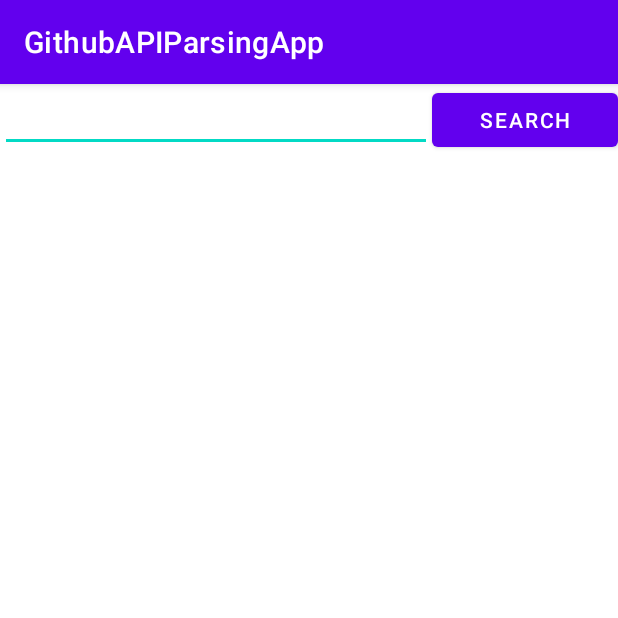
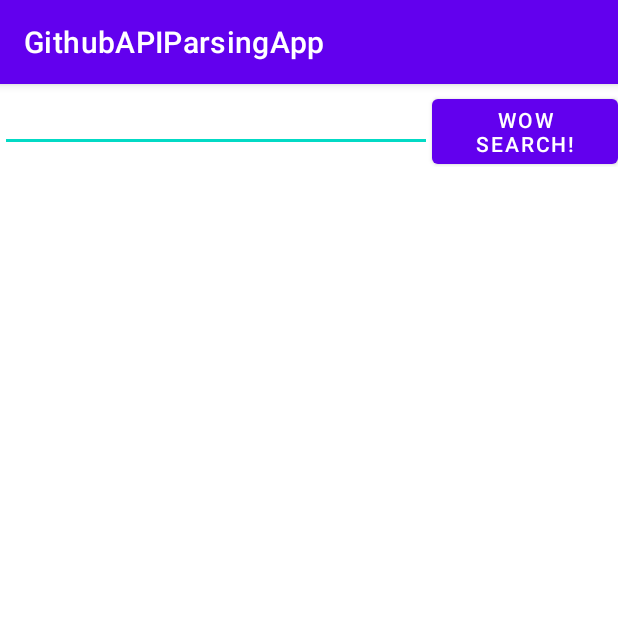
Before and after one commit to wjdgusgh/GithubAPIParsingApp, an Android app: the screen it shows after launch (MainActivity), on a phone screen of 412 x 824 dp, the top half of it. Run offline under Robolectric (Android 15) with nearby library versions, the phone set to English and light mode, and no system bars; our stand-ins replace data binding.

```diff
--- a/app/src/main/res/layout/activity_main.xml
+++ b/app/src/main/res/layout/activity_main.xml
@@ -30,7 +30,7 @@
                 android:layout_width="0dp"
                 android:layout_height="wrap_content"
                 android:layout_weight="3"
-                android:text="search"
+                android:text="wow search!"
                 android:onClick="@{searchtext::searchBtnClick}">
 
             </Button>
--- a/build.gradle
+++ b/build.gradle
@@ -6,7 +6,7 @@ buildscript {
         jcenter()
     }
     dependencies {
-        classpath "com.android.tools.build:gradle:4.1.1"
+        classpath 'com.android.tools.build:gradle:4.1.2'
         classpath "org.jetbrains.kotlin:kotlin-gradle-plugin:$kotlin_version"
 
         // NOTE: Do not place your application dependencies here; they belong
```
